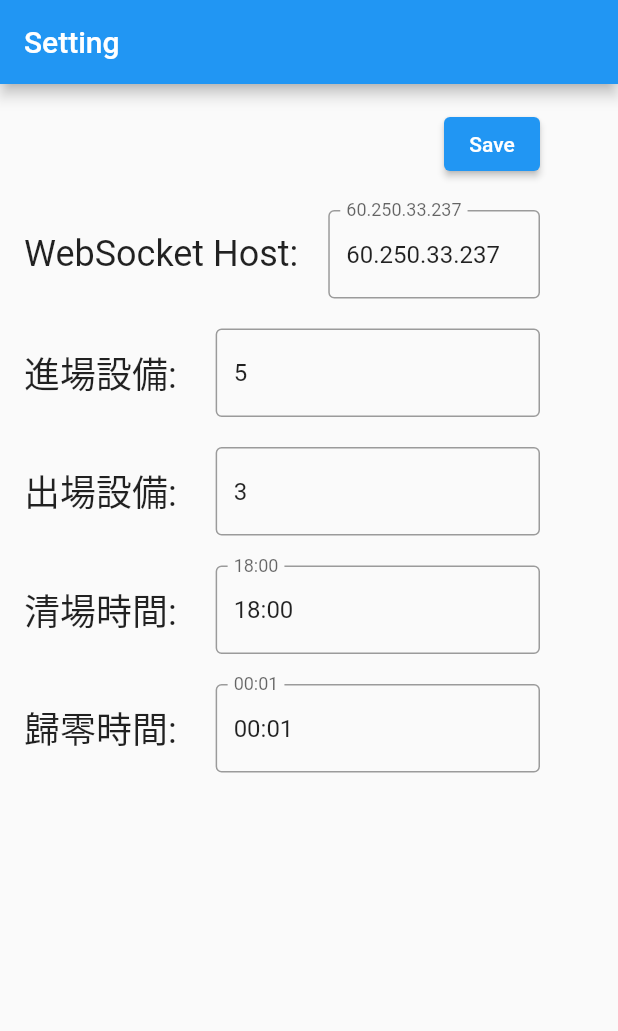
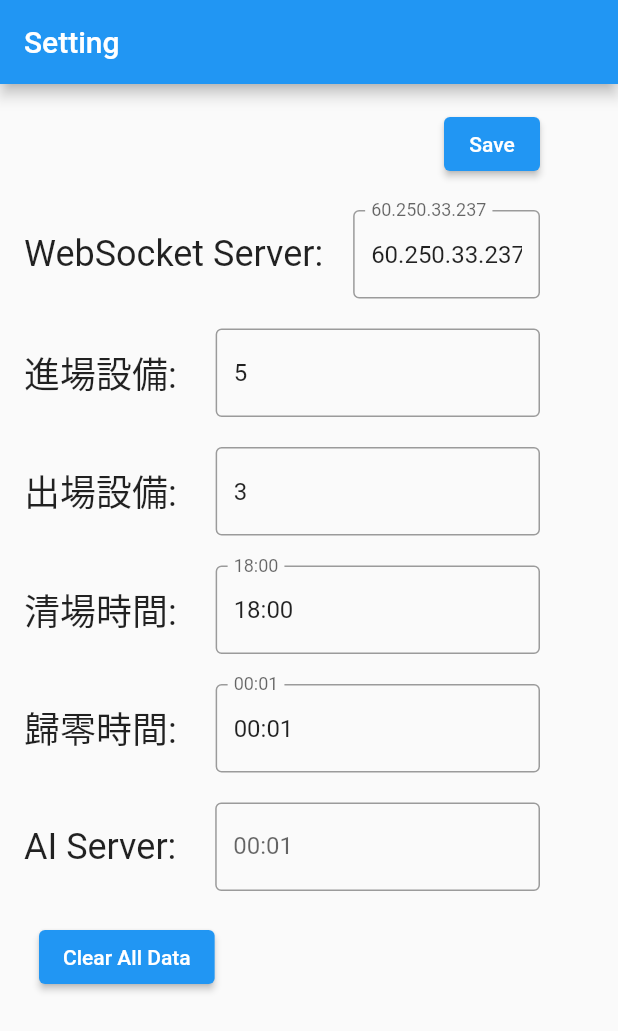
Before and after one commit to javaing/aiunion_farglory_dashboard, a Flutter app: the screen it shows after launch, after a tap on an icon or button, on a phone screen of 412 x 824 dp. Shown: the top 1031 px of the screen. Run offline on Flutter 3.47's test engine with Material 2 defaults, Android fonts, the phone set to English and light mode, and no system bars; our stand-ins replace dio, flutter_local_notifications, flutter_svg, freezed_annotation, get_it, shared_preferences and 2 more; missing offline and left inert: flutter_ringtone_player, mqtt_client, platform_device_id, stomp_dart_client; network calls fail.

Commit message:
工地資訊大屏(英文版)更新 1.紀錄當天下方一排頭像 2.AI Server可設定

```diff
--- a/lib/Constants.dart
+++ b/lib/Constants.dart
@@ -12,6 +12,7 @@ final String DEFAULT_IN_DEVICEIDS = "5";
 final String DEFAULT_OUT_DEVICEIDS = "3";
 final String DEFAULT_CLEARUP_TIME = "18:00";
 final String DEFAULT_RESET_TIME = "00:01";
+final String DEFAULT_AI_SERVER = "60.250.33.237:60105";
 
 String Weather_APIKEY = "CWB-D203008C-2640-4F20-A839-CD3708D26517";
 String Weather_URL = "https://opendata.cwb.gov.tw/api/v1/rest/datastore/F-D0047-005?Authorization=$Weather_APIKEY&format=JSON&locationName=%town&elementName=Wx,AT";
@@ -29,7 +30,8 @@ const String PREF_KEY_CLEARUP_TIME = 'CLEARUP_TIME';
 const String PREF_KEY_RESET_TIME = 'RESET_TIM';
 const String PREF_KEY_ENTER_COUNT = 'ENTER_COUNT';
 const String PREF_KEY_LEAVE_COUNT = 'LEAVE_COUNT';
-const String PREF_KEY_PROFILE_REMAIN = 'PROFILE_REMAIN';
+const String PREF_KEY_PROFILE_POOL = 'PROFILE_POOL';
+const String PREF_KEY_AI_SERVER = 'AI_SERVER';
 const String PREF_KEY_VENDOR = 'VENDOR';
 const String PREF_KEY_ENTER_UNIQUE_NAME = 'ENTER_UNIQUE_NAME';
 const String PREF_KEY_LEAVE_UNIQUE_NAME = 'LEAVE_UNIQUE_NAME';
--- /dev/null
+++ b/lib/l10n/messages_all.dart
@@ -0,0 +1,6 @@
+// DO NOT EDIT. This is code generated via package:intl/generate_localized.dart
+// This is a library that looks up messages for specific locales by
+// delegating to the appropriate library.
+
+export 'messages_all_locales.dart'
+  show initializeMessages;
--- a/lib/util/Utils.dart
+++ b/lib/util/Utils.dart
@@ -110,6 +110,7 @@ Image getAssetImageSize(String name, double size) {
 
 String getLocaleWeekDay(int weekday) {
   List<String> name = ['', '星期一', '星期二', '星期三', '星期四', '星期五', '星期六','星期日'];
+  //List<String> name = ['', 'Mon', 'Tue', 'Wed', 'Thr', 'Fri', 'Sat','Sun'];
   return name[weekday % name.length];
 }
 
--- a/lib/view/Setting.dart
+++ b/lib/view/Setting.dart
@@ -36,11 +36,13 @@ class _TextAndInputFieldPageState extends State<TextAndInputFieldPage> {
   final TextEditingController _controllerOut = TextEditingController();
   final TextEditingController _controllerClear = TextEditingController();
   final TextEditingController _controllerRest = TextEditingController();
+  final TextEditingController _controllerAIServer = TextEditingController();
   late SharedPreferences prefs;
   String inIDs = "";
   String outIDs = "";
   //String clearupTime = "";
   //String resetTime = "";
+
 
 
   @override
@@ -63,6 +65,7 @@ class _TextAndInputFieldPageState extends State<TextAndInputFieldPage> {
     _controllerOut.text = await prefs.getString(PREF_KEY_OUT_DEVICEIDS )!;
     _controllerClear.text = await prefs.getString(PREF_KEY_CLEARUP_TIME)!;
     _controllerRest.text = await prefs.getString(PREF_KEY_RESET_TIME )!;
+    _controllerAIServer.text = await prefs.getString(PREF_KEY_AI_SERVER )!;
   }
 
   Future<void> _handleTap() async {
@@ -85,9 +88,11 @@ class _TextAndInputFieldPageState extends State<TextAndInputFieldPage> {
       prefs.setString(PREF_KEY_OUT_DEVICEIDS , _controllerOut.text);
       prefs.setString(PREF_KEY_CLEARUP_TIME ,  _controllerClear.text);
       prefs.setString(PREF_KEY_RESET_TIME , _controllerRest.text);
+      prefs.setString(PREF_KEY_AI_SERVER , _controllerAIServer.text);
 
       mClearTime = _controllerClear.text;
       mResetTime = _controllerRest.text;
+      AIHost = _controllerAIServer.text;
 
       showMsg(_context, "Save OK");
     });
@@ -96,6 +101,11 @@ class _TextAndInputFieldPageState extends State<TextAndInputFieldPage> {
     //Navigator.pop(context,true);
     //Navigator.of(context).pop();
   }
+
+  Future<void> _handleTapClearUp() async {
+      resetData();
+  }
+
 
   late BuildContext _context;
 
@@ -119,7 +129,7 @@ class _TextAndInputFieldPageState extends State<TextAndInputFieldPage> {
       //mainAxisAlignment: MainAxisAlignment.center,
       children: [
         const Text(
-          'WebSocket Host:',
+          'WebSocket Server:',
           style: TextStyle(fontSize: 24),
         ),
         const SizedBox(width: 20),
@@ -220,6 +230,38 @@ class _TextAndInputFieldPageState extends State<TextAndInputFieldPage> {
       ],
     );
 
+    Widget row7 = Row(
+      //mainAxisAlignment: MainAxisAlignment.center,
+      children: [
+        const Text(
+          'AI Server: ',
+          style: TextStyle(fontSize: 24),
+        ),
+        const SizedBox(width: 20),
+        Flexible(
+          child: TextField(
+            controller: _controllerAIServer,
+            decoration: InputDecoration(
+              labelText: (mResetTime),
+              border: const OutlineInputBorder(),
+            ),
+          ),
+        ),
+        const SizedBox(width: 36),
+      ],
+    );
+
+    Widget row8 = Row(
+      mainAxisAlignment: MainAxisAlignment.start,
+      children: [
+        const SizedBox(width: 10),
+        ElevatedButton(
+          onPressed: _handleTapClearUp,
+          child: Text("$CLEAR_ALL"),
+        ),
+
+      ],
+    );
 
     return Scaffold(
       appBar: AppBar(
@@ -241,6 +283,10 @@ class _TextAndInputFieldPageState extends State<TextAndInputFieldPage> {
             row5,
             const SizedBox(height: 20),
             row6,
+            const SizedBox(height: 20),
+            row7,
+            const SizedBox(height: 20),
+            row8,
           ],
         ),
       ),
--- a/lib/view/TableScreen.dart
+++ b/lib/view/TableScreen.dart
@@ -135,8 +135,11 @@ class _TableScreenState extends State<TableScreen> {
         if(environCount[2]=="普通") {
           environColor[2] = "yellow";
         }
+        // if(environCount[2]=="良好") {
+        //   environCount[2]="Good";
+        // }
         environUpdateTime = find.first.publishtime ?? "";
-        environUpdateTime = "${environUpdateTime.replaceAll(":00:00", ":00")} 更新";
+        environUpdateTime = "${environUpdateTime.replaceAll(":00:00", ":00")} $UPDATE";
       }
       /*
       aqi(空氣品質指標)、
@@ -168,6 +171,7 @@ wind_speed(風速(m/sec))、
       HOST = prefs.getString(PREF_KEY_WS_SERVER) ?? DEFAULT_WS_SERVER;
       mClearTime = prefs.getString(PREF_KEY_CLEARUP_TIME) ?? DEFAULT_CLEARUP_TIME;
       mResetTime = prefs.getString(PREF_KEY_RESET_TIME) ?? DEFAULT_RESET_TIME;
+      AIHost = prefs.getString(PREF_KEY_AI_SERVER) ?? DEFAULT_AI_SERVER;
       //clearTime = "11:50";
       //resetTime = "12:50";
       //print("art 0511 loadPref OK WS_SERVER="+ WS_SERVER);
@@ -200,11 +204,12 @@ wind_speed(風速(m/sec))、
       }
       enterCount = prefs.getInt(PREF_KEY_ENTER_COUNT) ?? 0;
       leaveCount = prefs.getInt(PREF_KEY_LEAVE_COUNT) ?? 0;
-      String jsonStr = prefs.getString(PREF_KEY_PROFILE_REMAIN) ?? "";
+      String jsonStr = prefs.getString(PREF_KEY_PROFILE_POOL) ?? "";
+      profilesPool.clear();
       if(jsonStr!=null && jsonStr.isNotEmpty) {
         List<dynamic> dd = jsonDecode(jsonStr);
         for(int i=0; i<dd.length; i++) {
-          profilesRemain.add(Profile.fromJson(dd[i]));
+          profilesPool.add(Profile.fromJson(dd[i]));
         }
       }
 
@@ -246,7 +251,7 @@ wind_speed(風速(m/sec))、
       }
       prefs.setInt(PREF_KEY_ENTER_COUNT, 0) ;
       prefs.setInt(PREF_KEY_LEAVE_COUNT,0) ;
-      prefs.setString(PREF_KEY_PROFILE_REMAIN, "");
+      prefs.setString(PREF_KEY_PROFILE_POOL, "");
       prefs.setString(PREF_KEY_ENTER_UNIQUE_NAME , "");
       prefs.setString(PREF_KEY_LEAVE_UNIQUE_NAME , "");
     });
@@ -269,19 +274,7 @@ wind_speed(風速(m/sec))、
     }
   }
 
-  void resetData() {
-    askWeather(town);
-    resetToday();
-    currentMode = DisplayMode.punch;
-    vendorList.clear();
 
-    profilesPool.clear();
-    profilesRemain.clear();
-    enterName.clear();
-    leaveName.clear();
-    enterCount = 0;
-    leaveCount = 0;
-  }
 
   void _getMinutes() {
     setState(() {
@@ -290,6 +283,8 @@ wind_speed(風速(m/sec))、
       if(hhmm == mClearTime) { //清場
         currentMode = DisplayMode.clearup;
       } else if(hhmm == mResetTime){ //歸零
+        askWeather(town);
+        resetToday();
         resetData();
       }
     });
@@ -339,6 +334,10 @@ wind_speed(風速(m/sec))、
         //print('art 0511  AT =' + value );
       }
     }
+
+    // if(WxString.contains("雨")) {
+    //   WxString = "Short shower";
+    // }
 
     weatherText = "$WxString\n$ATString°C";
     setState(() {
@@ -594,7 +593,7 @@ wind_speed(風速(m/sec))、
         padding: const EdgeInsets.only(left:20, bottom: 0, right: 0, top:0),
         child: Column(
       children: [
-        textSetHeightBold2('環境資訊', 40, 200),
+        textSetHeightBold2('$ENVIROMENT', 40, 200),
         EnviromentTable(height: hh, data: dataList, fontSize: 32,),
         //textSetHeightBold2(environUpdateTime, 25, 200),
         Align(alignment: Alignment.centerRight, child: Text(
@@ -637,7 +636,6 @@ wind_speed(風速(m/sec))、
   }
 
   Widget getRowBottom() {
-    //print("art 0414 getRowBottom() size=${profiles.length}");
 
     Widget profileListView = ListView.builder(
       //shrinkWrap: true, //just set this property
@@ -645,6 +643,7 @@ wind_speed(風速(m/sec))、
       itemCount: profiles.length,
       itemBuilder: (BuildContext context, int index) {
         Profile pp = profiles[index];
+        //print("art 0530 getRowBottom() pp=${pp.name} ${pp.boolList}");
         return ProfileWidget(profile: pp);
       },
     );
--- a/lib/viewmodel/TableScreenViewModel.dart
+++ b/lib/viewmodel/TableScreenViewModel.dart
@@ -22,8 +22,7 @@ import 'package:dio/dio.dart';
 import 'package:shared_preferences/shared_preferences.dart';
 import 'package:http/http.dart' as http;
 
-//final List<String> headerInfo = ['GPT-4掀起AI界高潮，ChatGPT之父卻怕了：我設了一個終止開關    敬禮！張育成獲經典賽最佳一壘手    BLACKPINK七月再來台？「主辦方員工」洩消息',
-//  '            26°  大致晴朗'];
+
 final String headerNews = '進行高空作業前，一定要確認安全掛勾是否扣上     進入狹窄的空間前，進入狹窄的空間前，    進入工地戴安全帽（安全帽區域）     確實配戴背負式安全帶（磨損的安全線束）';
 final String headerWeather = '26°\n大致晴朗';
 final List<String> leftRow1Title = ['進場人次','出場人次','現場人數'];
@@ -35,18 +34,23 @@ List<int> enterName = [];
 List<int> leaveName = [];
 const String EASY_READ_ENTER = '進場';
 const String EASY_READ_LEAVE = '出場';
+final String NAME = "姓名";
+final String UNIT = "單位";
+final String ENVIROMENT = "環境資訊";
+final String UPDATE = "更新";
+final List<String> environTitle = ['空氣品質指標', '空氣污染指標物', '狀態', "一氧化碳", "PM10", "PM2.5", "風速"];
+final String DEFAULT_VENDOR_NAME = '承包商';
+final String VENDOR_NAME_OTHER = '其他';
+
 
 String mClearTime = "";
 String mResetTime = "";
+String AIHost = "";
 
-//final List<String> workTypeTitle = ['點工', '板模', '水泥', '排水', '電氣', '吊臂', '砂石'];
 List<int> workTypeCount = [0, 0, 0, 0, 0, 0, 0];
 const Utf8Codec utf8 = Utf8Codec();
-final List<String> environTitle = ['空氣品質指標', '空氣污染指標物', '狀態', "一氧化碳", "PM10", "PM2.5", "風速"];
 List<String> environCount = ["", "", "", "", "", "", ""];
 List<String> environColor = ["green", "green", "green", "green", "green", "green", "green"];
-final String DEFAULT_VENDOR_NAME = '承包商';
-final String VENDOR_NAME_OTHER = '其他';
 List<Vendor> vendorList = [];
 
 
@@ -55,6 +59,19 @@ List<bool> DEFAULT_BOOLLIST = [true, true, true, true]; //酒測 工地帽 背
 List<bool> boolListDrink = [false, true, true, true];
 List<bool> boolListBlack = [true, true, true, false];
 
+// final List<String> leftRow1Title = ['Enter Count','Exit Count','Present People'];
+// final List<String> clearupTitle = ['進場人次','出場人次','滯留人數'];
+// const String EASY_READ_ENTER = 'Enter';
+// const String EASY_READ_LEAVE = 'Exit';
+// final List<String> environTitle = ['Quality Index', 'Pollution object', 'State', "CO", "PM10", "PM2.5", "Windy"];
+// final String DEFAULT_VENDOR_NAME = 'Vendor';
+// final String VENDOR_NAME_OTHER = 'Other';
+// final String NAME = "name";
+// final String UNIT = "unit";
+// final String ENVIROMENT = "Enviroment";
+//final String headerNews = 'Before performing high-altitude operations, be sure to confirm whether the safety hook is buckled. Before entering a narrow space, before entering a narrow space, wear a safety helmet (hard hat area) on the construction site, and wear a backpack safety belt (worn security harness)';
+// final String UPDATE = "updated";
+final String CLEAR_ALL = "Clear All Data";
 
 List<Profile> profilesRemain = [
   //Profile(name: '黃 * 林', profession: rightRowTitle[3], imageUrl: workerImages[2], action: leaveStr, boolList: boolList, faceId: '0' ),
@@ -191,10 +208,6 @@ class TableScreenViewModel {
   }
 
   webSocketToPool(WebSocketFace face, String action) {
-    // Profile p = genProfile2(face, action);
-    // p.boolList = null;
-    // addToPool(p, action);
-    //print('art add from socket :' + (face.name ?? "") + ", " + face.type_id.toString());
     genProfile2(face, action).then((value) => {
       addToPool(value, action)
     });
@@ -328,7 +341,7 @@ class TableScreenViewModel {
     boolList[2] = false;
     try {
       final imageUrl = imagePath;
-      var HOST = "60.250.33.237:60105";
+      //var HOST = "60.250.33.237:60105";
       Future<String?> networkImageToBase64(String imageUrls) async {
         http.Response response = await http.get(Uri.parse(imageUrls));
         if (response.statusCode == 200) {
@@ -346,7 +359,8 @@ class TableScreenViewModel {
       }
 
       Future<String?> checkHelmet(String imgBase64Str) async {
-        final String checkUrl = "http://" + HOST + "/image_in";
+        final String checkUrl = "http://" + AIHost + "/image_in";
+        //print("art profile checkUrl=$checkUrl");
         var map = new Map<String, dynamic>();
         map['img'] = imgBase64Str;
         var response = await http.post(Uri.parse(checkUrl), body: map);
@@ -377,7 +391,7 @@ class TableScreenViewModel {
         }
 
       }
-      print('art img2 url=$imagePath');
+      //print('art img2 url=$imagePath');
       final imgBase64Str = await networkImageToBase64(imageUrl.toString());
       if (imgBase64Str != null) {
           // final String checkUrl = "http://" + HOST + "/image_in";
@@ -408,7 +422,7 @@ class TableScreenViewModel {
       print("Exception $e");
       print("StackTrace $s");
     }
-
+    //print("art genProfile $name=$boolList");
     // TODO check helmet, vest by api -- end
     return Profile(name: name, profession: vendor, imageUrl:imagePath, action: actionStr,  boolList: boolList, faceId: faceId, end_time: msg.end_time!, typeId: int.parse(msg.type_id??"-1") );
   }
@@ -513,7 +527,7 @@ Future<void> saveEnterLeave() async {
   SharedPreferences prefs = await SharedPreferences.getInstance();
   prefs.setInt(PREF_KEY_ENTER_COUNT, enterCount);
   prefs.setInt(PREF_KEY_LEAVE_COUNT, leaveCount);
-  prefs.setString(PREF_KEY_PROFILE_REMAIN, jsonEncode(profilesRemain));
+  prefs.setString(PREF_KEY_PROFILE_POOL, jsonEncode(profilesPool));
   prefs.setString(PREF_KEY_VENDOR , jsonEncode(vendorList));
   prefs.setString(PREF_KEY_ENTER_UNIQUE_NAME , jsonEncode(enterName.toList()));
   prefs.setString(PREF_KEY_LEAVE_UNIQUE_NAME , jsonEncode(leaveName.toList()));
@@ -584,3 +598,16 @@ extension BoolParsing on String {
     return toLowerCase() == 'true';
   }
 }
+
+void resetData() {
+  //resetToday();
+  currentMode = DisplayMode.punch;
+  vendorList.clear();
+
+  profilesPool.clear();
+  profilesRemain.clear();
+  enterName.clear();
+  leaveName.clear();
+  enterCount = 0;
+  leaveCount = 0;
+}
--- a/pubspec.yaml
+++ b/pubspec.yaml
@@ -64,6 +64,7 @@ dev_dependencies:
   build_runner: ^2.3.3
   json_serializable: ^6.6.1
   flutter_svg: ^2.0.5
+  intl_translation: ^0.18.2
 
 
 
```
Also changed, not shown: lib/l10n/app_localizations.dart (added, +53 -0 lines), lib/l10n/intl_en.arb (added, +20 -0 lines), lib/l10n/intl_messages.arb (added, +20 -0 lines), lib/l10n/intl_zh.arb (added, +20 -0 lines), lib/l10n/messages_all_locales.dart (added, +69 -0 lines), lib/l10n/messages_en.dart (added, +32 -0 lines), lib/l10n/messages_messages.dart (added, +32 -0 lines), lib/l10n/messages_zh.dart (added, +32 -0 lines), lib/view/ProfileWidget.dart (+7 -5 lines), pubspec.lock.
